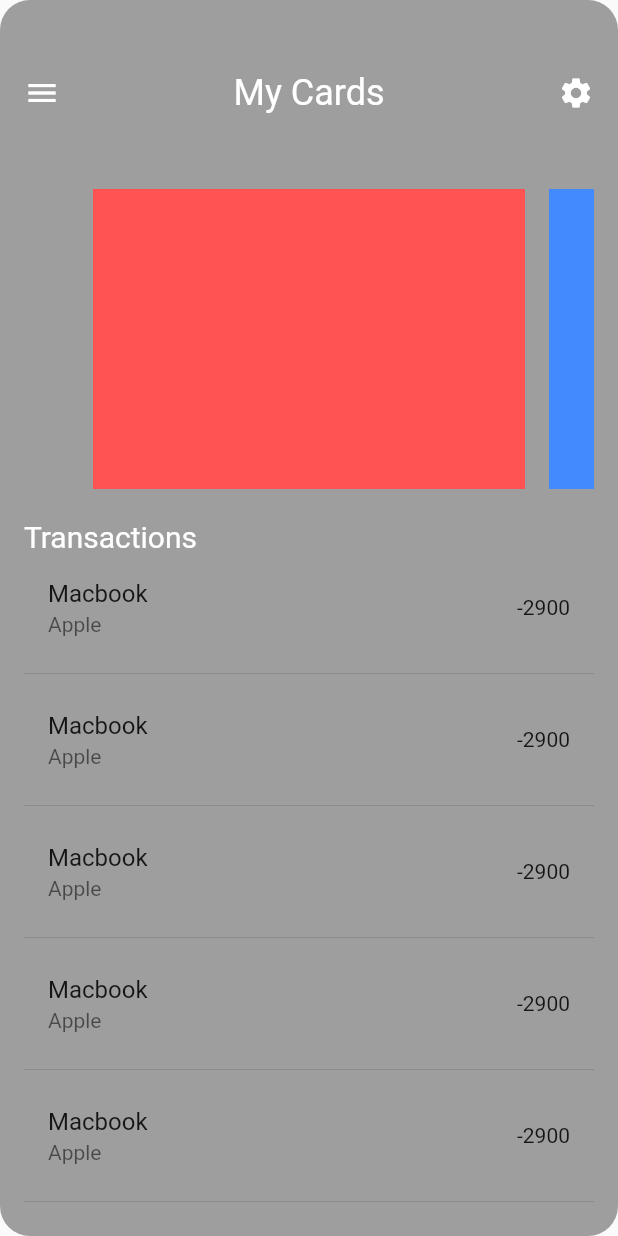
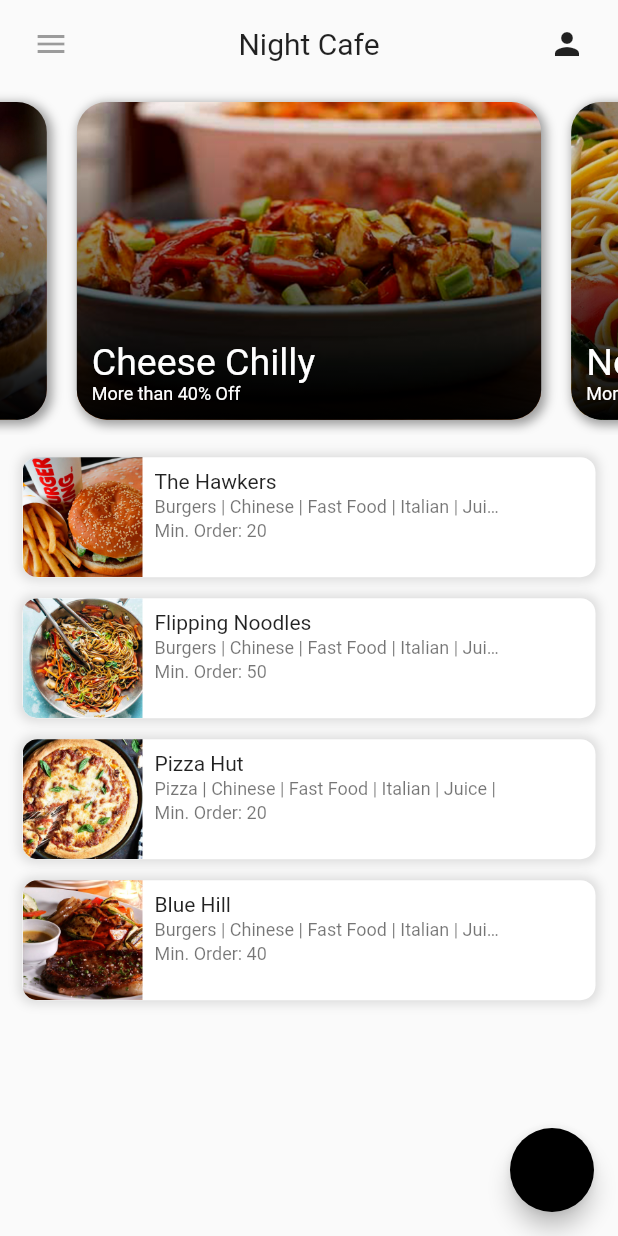
Before and after one commit to lutungp/toko, a Flutter app: the MyCardsPage screen opened directly, on a phone screen of 412 x 824 dp. Run offline on Flutter 3.47's test engine with Material 2 defaults, Android fonts, the phone set to English and light mode, and no system bars; our stand-ins replace bloc, flutter_bloc, shared_preferences; accounts and stored records are empty; Roboto replaces fonts that are missing (Nunito, Samantha).

Commit message:
[UPDATE] POS

```diff
--- a/lib/pages/Login.dart
+++ b/lib/pages/Login.dart
@@ -4,7 +4,7 @@ import 'package:mystore/pages/MainPage.dart';
 import 'package:http/http.dart' as http;
 import 'dart:async';
 import 'dart:convert';
-import 'package:crypto/crypto.dart' as crypto;
+// import 'package:crypto/crypto.dart' as crypto;
 import 'package:shared_preferences/shared_preferences.dart';
 
 class LoginScreen extends StatefulWidget {
@@ -78,7 +78,7 @@ class _LoginPageState extends State<LoginScreen> {
           minWidth: 200.0,
           height: 42.0,
           onPressed: () => _login(),
-          color: Colors.green ,
+          color: Colors.green,
           child: Text('Masuk', style: TextStyle(color: Colors.white)),
         ),
       ),
@@ -88,17 +88,13 @@ class _LoginPageState extends State<LoginScreen> {
       textAlign: TextAlign.center,
       text: TextSpan(
           text: 'Admin ',
-          style: TextStyle(
-            color: Colors.redAccent,
-            fontSize: 16.0
-          ),
+          style: TextStyle(color: Colors.redAccent, fontSize: 16.0),
           children: <TextSpan>[
             TextSpan(
               text: ' RS HAJI JAKARTA',
               style: TextStyle(color: Colors.green, fontSize: 16),
             )
-          ]
-      ),
+          ]),
     );
 
     return Scaffold(
@@ -123,6 +119,7 @@ class _LoginPageState extends State<LoginScreen> {
   }
 
   Future<dynamic> _login() async {
+    /*
     final JsonDecoder _decoder = new JsonDecoder();
     try {
       var user = new Utf8Encoder().convert(userloginCtrl.text);
@@ -160,17 +157,17 @@ class _LoginPageState extends State<LoginScreen> {
                   content: new Text("Username atau password salah"),
                 ));
           });
-        } else {
+        } else {*/
     SharedPreferences prefs = await SharedPreferences.getInstance();
     setState(() {
-            prefs.setString('user_id', datauser["data"][0]["user_id"]);
-            prefs.setString('user_kode', datauser["data"][0]["user_kode"]);
-            prefs.setString('user_nama', datauser["data"][0]["user_nama"]);
-            prefs.setString('user_apikey', datauser["data"][0]["user_apikey"]);
+      prefs.setString('user_id', "0");
+      prefs.setString('user_kode', "A");
+      prefs.setString('user_nama', "A");
+      prefs.setString('user_apikey', "A");
       Navigator.of(context).pushNamed(MainPage.tag);
       _isInAsyncCall = false;
     });
-        }
+    /*}
       }
     } catch (e) {
       _isInAsyncCall = false;
@@ -185,23 +182,22 @@ class _LoginPageState extends State<LoginScreen> {
         _isInAsyncCall = false;
       });
       return null;
-    }
+    }*/
   }
 
   getCredential() async {
     SharedPreferences prefs = await SharedPreferences.getInstance();
     print(prefs.getString("user_id"));
     setState(() {
-      if ( prefs.getString("user_id") != null){
-        _isLoggedIn=  true;
+      if (prefs.getString("user_id") != null) {
+        _isLoggedIn = true;
         Navigator.pushReplacement(
           context,
           MaterialPageRoute(builder: (context) => new MainPage()),
         );
-      }else{
-        _isLoggedIn =false;
+      } else {
+        _isLoggedIn = false;
       }
     });
   }
-
 }
--- a/lib/pages/ui/my_cards.dart
+++ b/lib/pages/ui/my_cards.dart
@@ -1,80 +1,242 @@
+import 'dart:convert';
 import 'package:flutter/material.dart';
 import 'package:mystore/bloc/navigation_bloc/navigation_bloc.dart';
+
+var bannerItems = ["Burger", "Cheese Chilly", "Noodles", "Pizza"];
+var bannerImage = [
+  "images/burger.jpg",
+  "images/cheesechilly.jpg",
+  "images/noodles.jpg",
+  "images/pizza.jpg"
+];
 
 class MyCardsPage extends StatelessWidget with NavigationStates {
   final Function onMenuTap;
 
   const MyCardsPage({Key key, this.onMenuTap}) : super(key: key);
   @override
-  Widget build(BuildContext context){
-    return Container(
-      padding: const EdgeInsets.only(left : 16, right : 16, top : 48 ),
+  Widget build(BuildContext context) {
+    var screenHeight = MediaQuery.of(context).size.height;
+    var screenWidth = MediaQuery.of(context).size.width;
+
+    Future<List<Widget>> createList() async {
+      List<Widget> items = new List<Widget>();
+      String dataString =
+          await DefaultAssetBundle.of(context).loadString("assets/data.json");
+
+      List<dynamic> dataJSON = jsonDecode(dataString);
+
+      dataJSON.forEach((object) {
+        String finalString = "";
+        List<dynamic> dataList = object["placeItems"];
+        dataList.forEach((item) {
+          finalString = finalString + item + " | ";
+        });
+
+        items.add(Padding(
+          padding: EdgeInsets.all(2.0),
+          child: Container(
             decoration: BoxDecoration(
-        borderRadius: BorderRadius.all(Radius.circular(20)),
-        color: Colors.grey,
+                color: Colors.white,
+                borderRadius: BorderRadius.all(Radius.circular(10.0)),
+                boxShadow: [
+                  BoxShadow(
+                      color: Colors.black12,
+                      spreadRadius: 2.0,
+                      blurRadius: 5.0),
+                ]),
+            margin: EdgeInsets.all(5.0),
+            child: Row(
+              mainAxisSize: MainAxisSize.max,
+              crossAxisAlignment: CrossAxisAlignment.start,
+              children: <Widget>[
+                ClipRRect(
+                  borderRadius: BorderRadius.only(
+                      topLeft: Radius.circular(10.0),
+                      bottomLeft: Radius.circular(10.0)),
+                  child: Image.asset(
+                    object["placeImage"],
+                    width: 80,
+                    height: 80,
+                    fit: BoxFit.cover,
                   ),
-      child: SingleChildScrollView(
-        scrollDirection: Axis.vertical,
-        physics: ClampingScrollPhysics(),
+                ),
+                SizedBox(
+                  width: 250,
+                  child: Padding(
+                    padding: const EdgeInsets.all(8.0),
                     child: Column(
                       crossAxisAlignment: CrossAxisAlignment.start,
                       children: <Widget>[
-            Row(
-              mainAxisAlignment: MainAxisAlignment.spaceBetween,
-              mainAxisSize: MainAxisSize.max,
-              children: [
-                InkWell(
-                  child: Icon(Icons.menu, color: Colors.white),
-                  onTap: onMenuTap,
+                        Text(object["placeName"]),
+                        Padding(
+                          padding: const EdgeInsets.only(top: 2.0, bottom: 2.0),
+                          child: Text(
+                            finalString,
+                            overflow: TextOverflow.ellipsis,
+                            style: TextStyle(
+                              fontSize: 12.0,
+                              color: Colors.black54,
                             ),
-                Text("My Cards", style: TextStyle(fontSize: 24, color: Colors.white)),
-                Icon(Icons.settings, color: Colors.white),
-              ],
+                            maxLines: 1,
                           ),
-            SizedBox(height: 50),
-            Container(
-              height: 200,
-              child: PageView(
-                controller: PageController(viewportFraction: 0.8),
-                scrollDirection: Axis.horizontal,
-                pageSnapping: true,
-                children: <Widget>[
-                  Container(
-                    margin: const EdgeInsets.symmetric(horizontal: 8),
-                    color: Colors.redAccent,
-                    width: 100,
                         ),
-                  Container(
-                    margin: const EdgeInsets.symmetric(horizontal: 8),
-                    color: Colors.blueAccent,
-                    width: 100,
-                  ),
-                  Container(
-                    margin: const EdgeInsets.symmetric(horizontal: 8),
-                    color: Colors.greenAccent,
-                    width: 100,
-                  ),
+                        Text(
+                          "Min. Order: ${object["minOrder"]}",
+                          style:
+                              TextStyle(fontSize: 12.0, color: Colors.black54),
+                        )
                       ],
                     ),
                   ),
-            SizedBox(height: 20),
-            Text("Transactions", style: TextStyle(color: Colors.white, fontSize: 20),),
-            ListView.separated(
-              physics: ClampingScrollPhysics(),
+                )
+              ],
+            ),
+          ),
+        ));
+      });
+
+      return items;
+    }
+
+    return Scaffold(
+      body: Container(
+        height: screenHeight,
+        width: screenWidth,
+        child: SafeArea(
+            child: SingleChildScrollView(
+          child: Column(
+            crossAxisAlignment: CrossAxisAlignment.center,
+            children: <Widget>[
+              Padding(
+                padding: const EdgeInsets.fromLTRB(10, 5, 10, 5),
+                child: Row(
+                  mainAxisAlignment: MainAxisAlignment.spaceBetween,
+                  children: <Widget>[
+                    IconButton(icon: Icon(Icons.menu), onPressed: onMenuTap),
+                    Text(
+                      "Night Cafe",
+                      style: TextStyle(fontSize: 20, fontFamily: "Samantha"),
+                    ),
+                    IconButton(icon: Icon(Icons.person), onPressed: () {})
+                  ],
+                ),
+              ),
+              BannerWidgetArea(),
+              Container(
+                child: FutureBuilder(
+                    initialData: <Widget>[Text("")],
+                    future: createList(),
+                    builder: (context, snapshot) {
+                      if (snapshot.hasData) {
+                        return Padding(
+                          padding: EdgeInsets.all(8.0),
+                          child: ListView(
+                            primary: false,
                             shrinkWrap: true,
-              itemBuilder: (context, index) {
-                  return ListTile(
-                    title: Text("Macbook"),
-                    subtitle: Text("Apple"),
-                    trailing: Text("-2900"),
+                            children: snapshot.data,
+                          ),
                         );
-              }, separatorBuilder: (context, index) {
-                return Divider(height: 16);
-              }, itemCount: 10),
-            SizedBox(height: 20,),
+                      } else {
+                        return CircularProgressIndicator();
+                      }
+                    }),
+              )
+            ],
+          ),
+        )),
+      ),
+      floatingActionButton: FloatingActionButton(
+        onPressed: () {},
+        backgroundColor: Colors.black,
+        // child: Icon(
+        //   MdiIcons.food,
+        //   color: Colors.white,
+        // )
+      ),
+    );
+  }
+}
+
+class BannerWidgetArea extends StatelessWidget {
+  @override
+  Widget build(BuildContext context) {
+    var screenWidth = MediaQuery.of(context).size.width;
+
+    PageController controller =
+        PageController(viewportFraction: 0.8, initialPage: 1);
+
+    List<Widget> banners = new List<Widget>();
+
+    for (int x = 0; x < bannerItems.length; x++) {
+      var bannerView = Padding(
+        padding: EdgeInsets.all(10.0),
+        child: Container(
+          child: Stack(
+            fit: StackFit.expand,
+            children: <Widget>[
+              Container(
+                decoration: BoxDecoration(
+                    borderRadius: BorderRadius.all(Radius.circular(20.0)),
+                    boxShadow: [
+                      BoxShadow(
+                          color: Colors.black38,
+                          offset: Offset(2.0, 2.0),
+                          blurRadius: 5.0,
+                          spreadRadius: 1.0)
+                    ]),
+              ),
+              ClipRRect(
+                borderRadius: BorderRadius.all(Radius.circular(20.0)),
+                child: Image.asset(
+                  bannerImage[x],
+                  fit: BoxFit.cover,
+                ),
+              ),
+              Container(
+                decoration: BoxDecoration(
+                    borderRadius: BorderRadius.all(Radius.circular(20.0)),
+                    gradient: LinearGradient(
+                        begin: Alignment.topCenter,
+                        end: Alignment.bottomCenter,
+                        colors: [Colors.transparent, Colors.black])),
+              ),
+              Padding(
+                padding: EdgeInsets.all(10.0),
+                child: Column(
+                  mainAxisAlignment: MainAxisAlignment.end,
+                  crossAxisAlignment: CrossAxisAlignment.start,
+                  children: <Widget>[
+                    Text(
+                      bannerItems[x],
+                      style: TextStyle(fontSize: 25.0, color: Colors.white),
+                    ),
+                    Text(
+                      "More than 40% Off",
+                      style: TextStyle(fontSize: 12.0, color: Colors.white),
+                    )
+                  ],
+                ),
+              )
             ],
           ),
         ),
       );
+      banners.add(bannerView);
+    }
+
+    return Container(
+      width: screenWidth,
+      height: screenWidth * 9 / 16,
+      child: PageView(
+        controller: controller,
+        scrollDirection: Axis.horizontal,
+        children: banners,
+      ),
+    );
   }
 }
+
+void _onMenuButtonPressed() {
+  print("hellow");
+}
```
Also changed, not shown: assets/data.json (added, +26 -0 lines), pubspec.yaml (+11 -1 lines), fonts/Samantha.ttf (added), images/bluehill.jpg (added), images/burger.jpg (added), images/cheesechilly.jpg (added), images/flipping.jpg (added), images/hawkers.jpg (added), images/noodles.jpg (added), images/pizza.jpg (added), images/pizzahut.jpg (added), pubspec.lock, 3 other files. Lines whose indentation alone changed are shown as unchanged.
